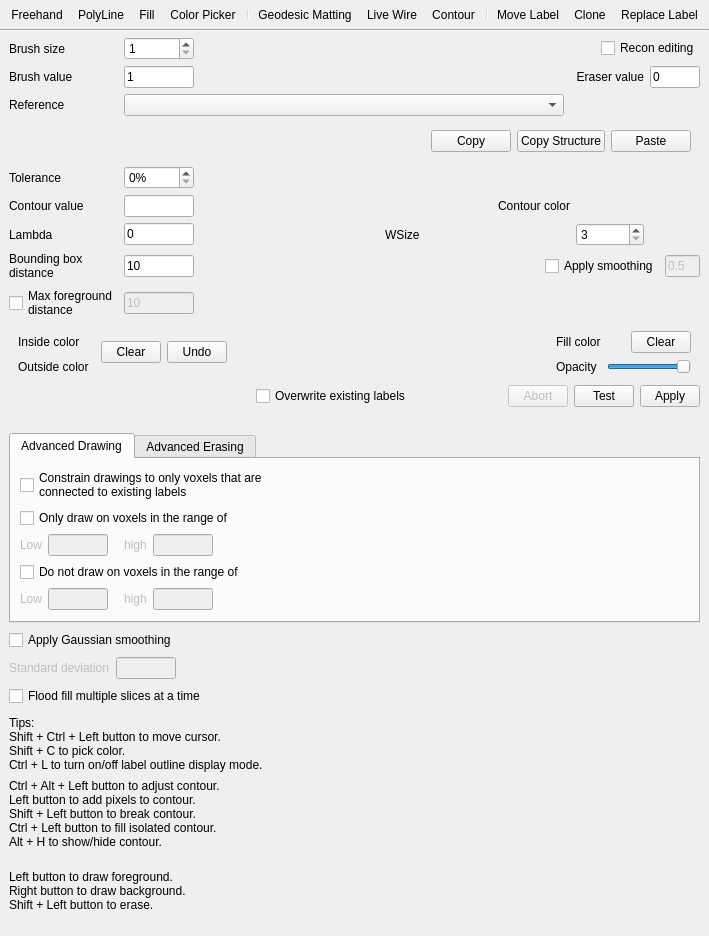
This is freeview/ToolWindowEdit.ui in freesurfer/freesurfer as Qt 5 draws it before an edit. The edited form follows.
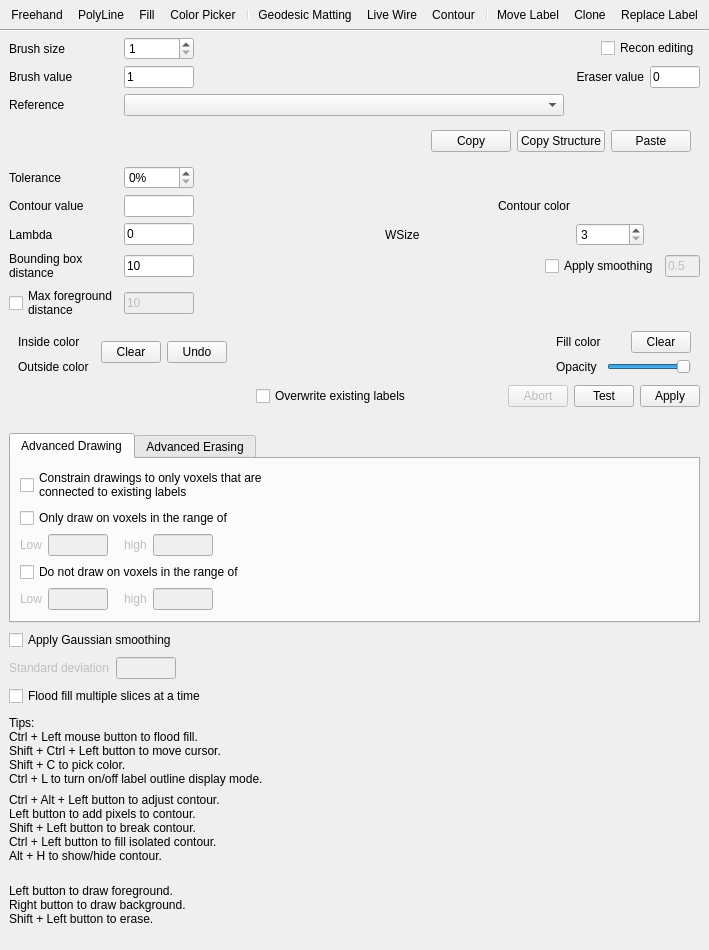
This is the edited form. Icons and pictures are not drawn. Custom widgets are drawn as their Qt base class.

Commit message: Fixed a crash issue when initializing contour mode for label editing

```diff
--- a/freeview/ToolWindowEdit.ui
+++ b/freeview/ToolWindowEdit.ui
@@ -1262,6 +1262,7 @@
       <widget class="QLabel" name="labelTips">
        <property name="text">
         <string>Tips:
+Ctrl + Left mouse button to flood fill.
 Shift + Ctrl + Left button to move cursor.
 Shift + C to pick color.
 Ctrl + L to turn on/off label outline display mode.</string>
```
The commit also changes 3 other files.
